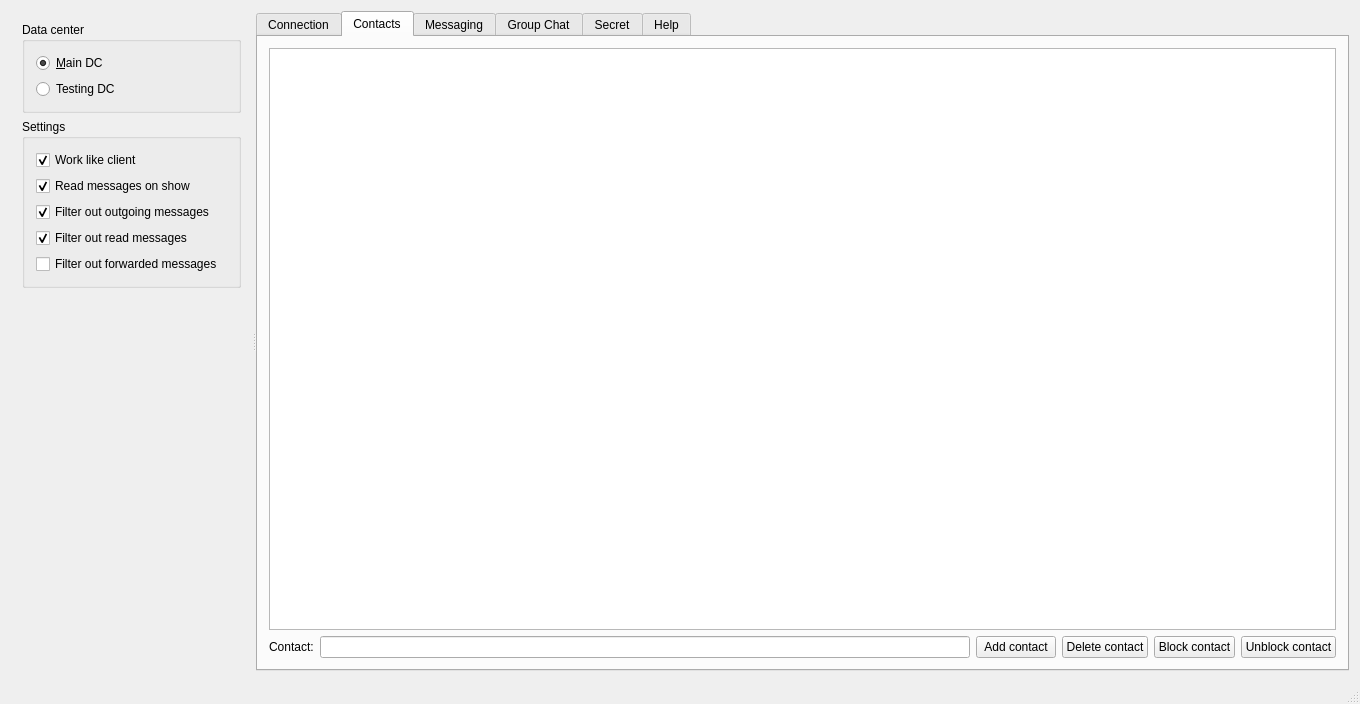
Kaffeine/telegram-qt, file testApp/MainWindow.ui: the form before one commit.
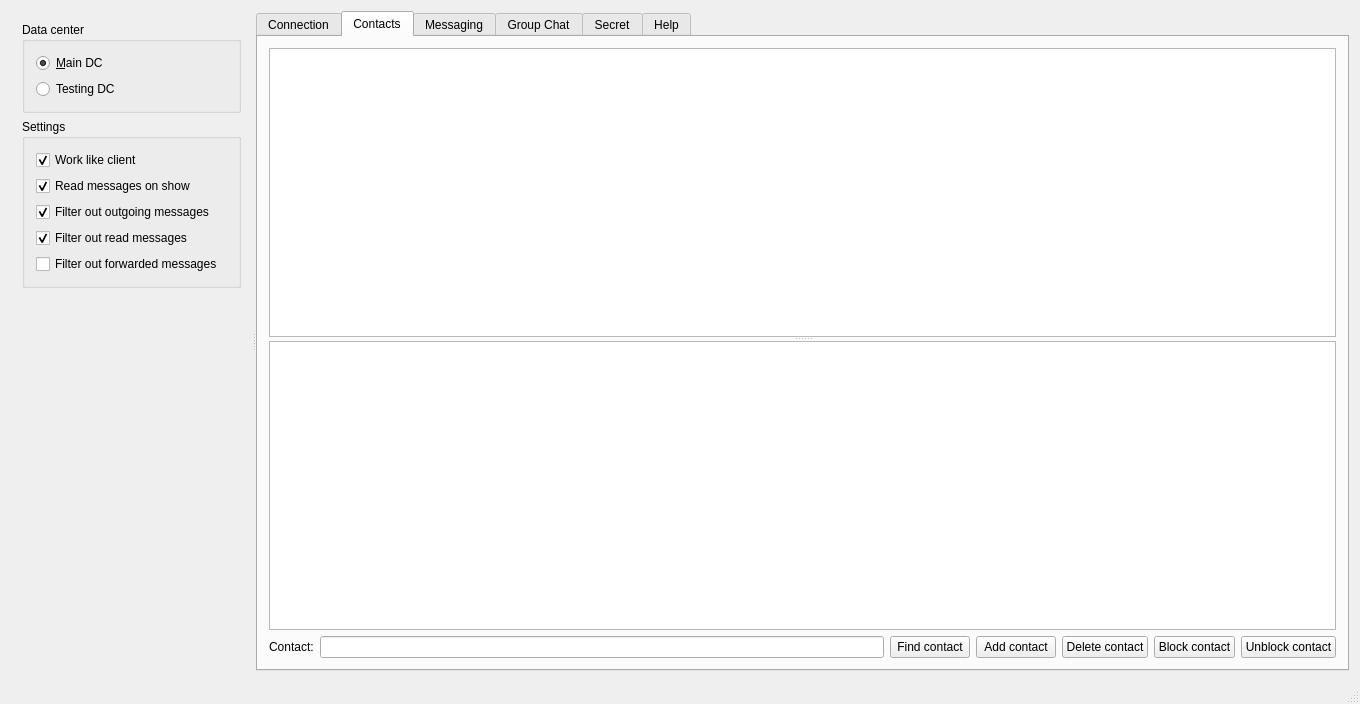
The form after the commit. The open tabs and pages were chosen to show the change.

Commit message: testApp: Added a table for contact search result.

```diff
--- a/testApp/MainWindow.ui
+++ b/testApp/MainWindow.ui
@@ -325,7 +325,17 @@
         </attribute>
         <layout class="QGridLayout" name="gridLayout_9">
          <item row="0" column="0">
-          <widget class="QTableView" name="contactListTable"/>
+          <widget class="QSplitter" name="contactsSplitter">
+           <property name="orientation">
+            <enum>Qt::Vertical</enum>
+           </property>
+           <widget class="QTableView" name="contactListTable"/>
+           <widget class="QTableView" name="contactSearchResult">
+            <property name="contextMenuPolicy">
+             <enum>Qt::CustomContextMenu</enum>
+            </property>
+           </widget>
+          </widget>
          </item>
          <item row="1" column="0">
           <layout class="QHBoxLayout" name="horizontalLayout_2">
@@ -339,6 +349,13 @@
            <item>
             <widget class="QLineEdit" name="currentContact"/>
            </item>
+           <item>
+            <widget class="QPushButton" name="findContact">
+             <property name="text">
+              <string>Find contact</string>
+             </property>
+            </widget>
+           </item>
            <item>
             <widget class="QPushButton" name="addContact">
              <property name="text">
```
